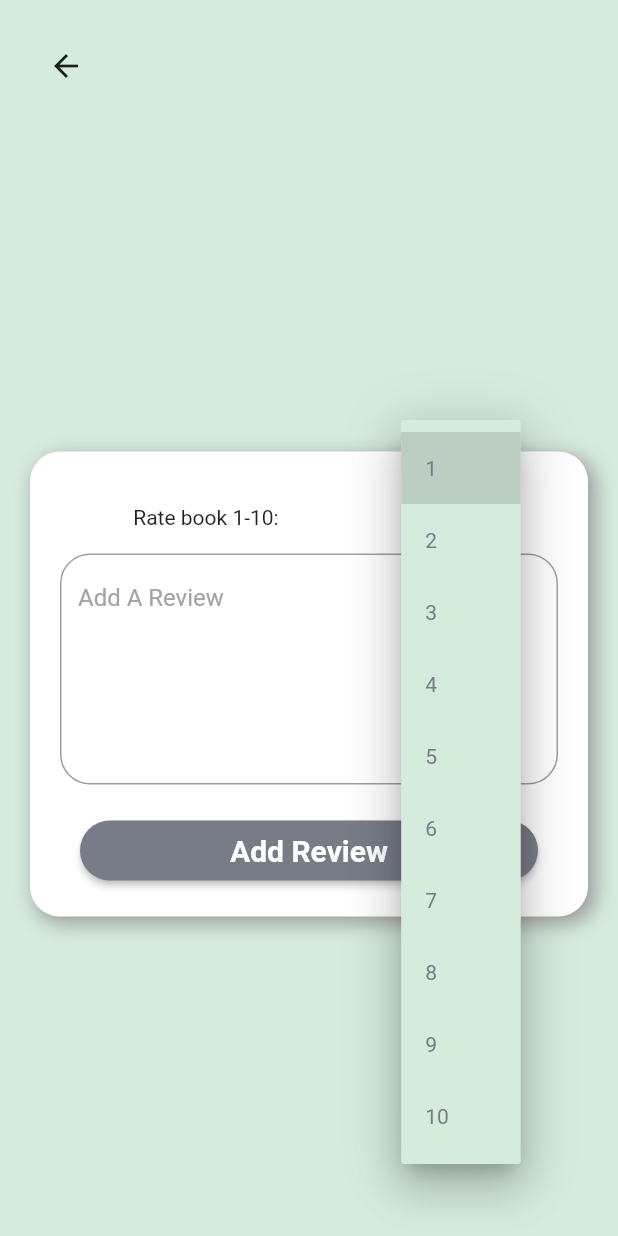
After one commit to tadaspetra/bookclub, a Flutter app: the OurReview screen opened directly, after a tap on the "arrow downward" icon, on a phone screen of 412 x 824 dp. The commit adds this screen. Run offline on Flutter 3.47's test engine with Material 2 defaults, Android fonts, the phone set to English and light mode, and no system bars; our stand-ins replace cloud_firestore, firebase_auth, flutter_datetime_picker, google_sign_in; accounts and stored records are empty; network calls fail.

Commit message:
Adding a Review

```diff
--- /dev/null
+++ b/book_club/lib/screens/review/review.dart
@@ -0,0 +1,104 @@
+import 'package:book_club/states/currentGroup.dart';
+import 'package:book_club/states/currentUser.dart';
+import 'package:book_club/widgets/ourContainer.dart';
+import 'package:flutter/material.dart';
+import 'package:provider/provider.dart';
+
+class OurReview extends StatefulWidget {
+  final CurrentGroup currentGroup;
+
+  OurReview({this.currentGroup});
+  @override
+  _OurReviewState createState() => _OurReviewState();
+}
+
+class _OurReviewState extends State<OurReview> {
+  TextEditingController _reviewController = TextEditingController();
+  int _dropdownValue;
+
+  @override
+  Widget build(BuildContext context) {
+    return Scaffold(
+      body: Column(
+        children: <Widget>[
+          Padding(
+            padding: const EdgeInsets.all(20.0),
+            child: Row(
+              children: <Widget>[BackButton()],
+            ),
+          ),
+          Spacer(),
+          Padding(
+            padding: const EdgeInsets.all(20.0),
+            child: OurContainer(
+              child: Column(
+                children: <Widget>[
+                  Row(
+                    mainAxisAlignment: MainAxisAlignment.spaceAround,
+                    children: <Widget>[
+                      Text("Rate book 1-10:"),
+                      DropdownButton<int>(
+                        value: _dropdownValue,
+                        icon: Icon(Icons.arrow_downward),
+                        iconSize: 24,
+                        elevation: 16,
+                        style: TextStyle(color: Theme.of(context).secondaryHeaderColor),
+                        underline: Container(
+                          height: 2,
+                          color: Theme.of(context).canvasColor,
+                        ),
+                        onChanged: (int newValue) {
+                          setState(() {
+                            _dropdownValue = newValue;
+                          });
+                        },
+                        items: <int>[1, 2, 3, 4, 5, 6, 7, 8, 9, 10]
+                            .map<DropdownMenuItem<int>>((int value) {
+                          return DropdownMenuItem<int>(
+                            value: value,
+                            child: Text(value.toString()),
+                          );
+                        }).toList(),
+                      ),
+                    ],
+                  ),
+                  TextFormField(
+                    controller: _reviewController,
+                    maxLines: 6,
+                    decoration: InputDecoration(
+                      hintText: "Add A Review",
+                    ),
+                  ),
+                  SizedBox(
+                    height: 20.0,
+                  ),
+                  RaisedButton(
+                    child: Padding(
+                      padding: EdgeInsets.symmetric(horizontal: 80),
+                      child: Text(
+                        "Add Review",
+                        style: TextStyle(
+                          color: Colors.white,
+                          fontWeight: FontWeight.bold,
+                          fontSize: 20.0,
+                        ),
+                      ),
+                    ),
+                    onPressed: () {
+                      String uid =
+                          Provider.of<CurrentUser>(context, listen: false).getCurrentUser.uid;
+
+                      widget.currentGroup.finishedBook(uid, _dropdownValue, _reviewController.text);
+                      Navigator.pop(context);
+                    },
+                  ),
+                ],
+              ),
+            ),
+          ),
+          Spacer(),
+        ],
+      ),
+    );
+  }
+}
--- a/book_club/lib/states/currentGroup.dart
+++ b/book_club/lib/states/currentGroup.dart
@@ -6,15 +6,29 @@ import 'package:flutter/cupertino.dart';
 class CurrentGroup extends ChangeNotifier {
   OurGroup _currentGroup = OurGroup();
   OurBook _currentBook = OurBook();
+  bool _doneWithCurrentBook = false;
 
   OurGroup get getCurrentGroup => _currentGroup;
+  OurBook get getCurrentBook => _currentBook;
+  bool get getDoneWithCurrentBook => _doneWithCurrentBook;
 
-  OurBook get getCurrentBook => _currentBook;
-
-  void updateStateFromDatabase(String groupId) async {
+  void updateStateFromDatabase(String groupId, String userUid) async {
     try {
       _currentGroup = await OurDatabase().getGroupInfo(groupId);
       _currentBook = await OurDatabase().getCurrentBook(groupId, _currentGroup.currentBookId);
+      _doneWithCurrentBook =
+          await OurDatabase().isUserDoneWithBook(groupId, _currentGroup.currentBookId, userUid);
+      notifyListeners();
+    } catch (e) {
+      print(e);
+    }
+  }
+
+  void finishedBook(String userUid, int rating, String review) async {
+    try {
+      await OurDatabase()
+          .finishedBook(_currentGroup.id, _currentGroup.currentBookId, userUid, rating, review);
+      _doneWithCurrentBook = true;
       notifyListeners();
     } catch (e) {
       print(e);
```
Also changed, not shown: book_club/lib/screens/home/home.dart (+18 -3 lines), book_club/lib/services/database.dart (+47 -0 lines).
